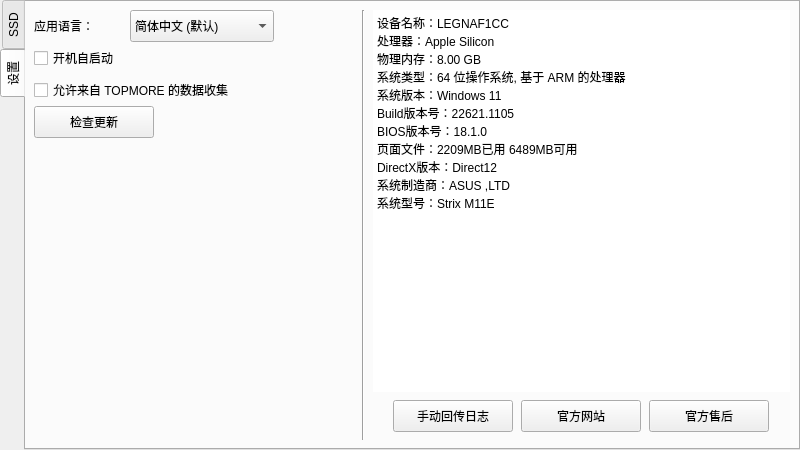
MouriNaruto/TopmoreKitPrototype, file TopmoreKit/TopmoreKitMainWindow.ui: the form before one commit.
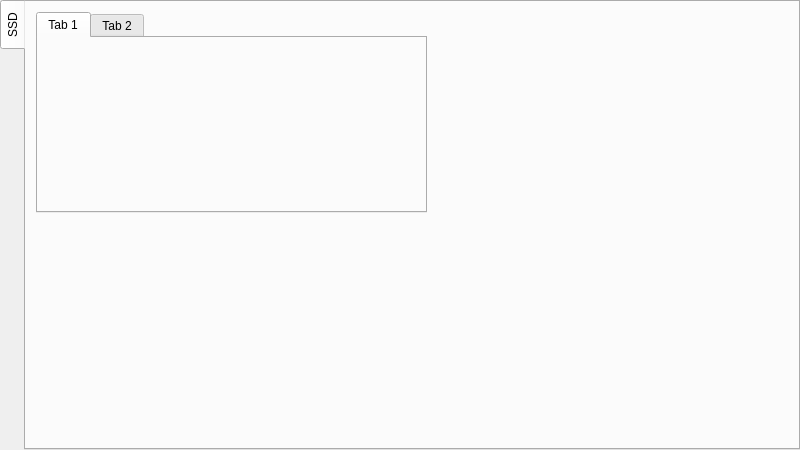
The form after the commit. The open tabs and pages were chosen to show the change.

Commit message: Split the settings tab from main window.

```diff
--- a/TopmoreKit/TopmoreKitMainWindow.ui
+++ b/TopmoreKit/TopmoreKitMainWindow.ui
@@ -48,342 +48,31 @@
        <attribute name="title">
         <string>SSD</string>
        </attribute>
-      </widget>
-      <widget class="QWidget" name="SettingsTab">
-       <attribute name="title">
-        <string>设置</string>
-       </attribute>
-       <layout class="QHBoxLayout" name="horizontalLayout_4">
-        <property name="spacing">
-         <number>8</number>
+       <widget class="QTabWidget" name="tabWidget">
+        <property name="geometry">
+         <rect>
+          <x>10</x>
+          <y>10</y>
+          <width>391</width>
+          <height>201</height>
+         </rect>
         </property>
-        <property name="leftMargin">
-         <number>8</number>
+        <property name="styleSheet">
+         <string notr="true">QTabBar::tab {
+    alignment: left
+}</string>
         </property>
-        <property name="topMargin">
-         <number>8</number>
-        </property>
-        <property name="rightMargin">
-         <number>8</number>
-        </property>
-        <property name="bottomMargin">
-         <number>8</number>
-        </property>
-        <item>
-         <layout class="QVBoxLayout" name="verticalLayout_2">
-          <property name="spacing">
-           <number>0</number>
-          </property>
-          <property name="leftMargin">
-           <number>0</number>
-          </property>
-          <property name="topMargin">
-           <number>0</number>
-          </property>
-          <property name="rightMargin">
-           <number>0</number>
-          </property>
-          <property name="bottomMargin">
-           <number>0</number>
-          </property>
-          <item>
-           <layout class="QHBoxLayout" name="horizontalLayout">
-            <property name="spacing">
-             <number>0</number>
-            </property>
-            <item>
-             <widget class="QLabel" name="label">
-              <property name="minimumSize">
-               <size>
-                <width>96</width>
-                <height>32</height>
-               </size>
-              </property>
-              <property name="maximumSize">
-               <size>
-                <width>96</width>
-                <height>32</height>
-               </size>
-              </property>
-              <property name="text">
-               <string>应用语言：</string>
-              </property>
-             </widget>
-            </item>
-            <item>
-             <widget class="QComboBox" name="comboBox">
-              <property name="minimumSize">
-               <size>
-                <width>144</width>
-                <height>32</height>
-               </size>
-              </property>
-              <property name="maximumSize">
-               <size>
-                <width>144</width>
-                <height>32</height>
-               </size>
-              </property>
-              <item>
-               <property name="text">
-                <string>简体中文 (默认)</string>
-               </property>
-              </item>
-             </widget>
-            </item>
-            <item>
-             <spacer name="horizontalSpacer">
-              <property name="orientation">
-               <enum>Qt::Horizontal</enum>
-              </property>
-              <property name="sizeHint" stdset="0">
-               <size>
-                <width>40</width>
-                <height>20</height>
-               </size>
-              </property>
-             </spacer>
-            </item>
-           </layout>
-          </item>
-          <item>
-           <widget class="QCheckBox" name="checkBox">
-            <property name="minimumSize">
-             <size>
-              <width>240</width>
-              <height>32</height>
-             </size>
-            </property>
-            <property name="maximumSize">
-             <size>
-              <width>240</width>
-              <height>32</height>
-             </size>
-            </property>
-            <property name="text">
-             <string>开机自启动</string>
-            </property>
-           </widget>
-          </item>
-          <item>
-           <widget class="QCheckBox" name="checkBox_2">
-            <property name="minimumSize">
-             <size>
-              <width>320</width>
-              <height>32</height>
-             </size>
-            </property>
-            <property name="maximumSize">
-             <size>
-              <width>320</width>
-              <height>32</height>
-             </size>
-            </property>
-            <property name="text">
-             <string>允许来自 TOPMORE 的数据收集</string>
-            </property>
-           </widget>
-          </item>
-          <item>
-           <layout class="QHBoxLayout" name="horizontalLayout_3">
-            <property name="spacing">
-             <number>0</number>
-            </property>
-            <item>
-             <widget class="QPushButton" name="pushButton">
-              <property name="minimumSize">
-               <size>
-                <width>120</width>
-                <height>32</height>
-               </size>
-              </property>
-              <property name="maximumSize">
-               <size>
-                <width>120</width>
-                <height>32</height>
-               </size>
-              </property>
-              <property name="text">
-               <string>检查更新</string>
-              </property>
-             </widget>
-            </item>
-            <item>
-             <spacer name="horizontalSpacer_2">
-              <property name="orientation">
-               <enum>Qt::Horizontal</enum>
-              </property>
-              <property name="sizeHint" stdset="0">
-               <size>
-                <width>40</width>
-                <height>20</height>
-               </size>
-              </property>
-             </spacer>
-            </item>
-           </layout>
-          </item>
-          <item>
-           <spacer name="verticalSpacer">
-            <property name="orientation">
-             <enum>Qt::Vertical</enum>
-            </property>
-            <property name="sizeHint" stdset="0">
-             <size>
-              <width>20</width>
-              <height>40</height>
-             </size>
-            </property>
-           </spacer>
-          </item>
-         </layout>
-        </item>
-        <item>
-         <widget class="Line" name="line">
-          <property name="orientation">
-           <enum>Qt::Vertical</enum>
-          </property>
-         </widget>
-        </item>
-        <item>
-         <layout class="QVBoxLayout" name="verticalLayout_3">
-          <property name="spacing">
-           <number>0</number>
-          </property>
-          <property name="leftMargin">
-           <number>0</number>
-          </property>
-          <property name="topMargin">
-           <number>0</number>
-          </property>
-          <property name="rightMargin">
-           <number>0</number>
-          </property>
-          <property name="bottomMargin">
-           <number>0</number>
-          </property>
-          <item>
-           <widget class="QPlainTextEdit" name="plainTextEdit">
-            <property name="frameShape">
-             <enum>QFrame::NoFrame</enum>
-            </property>
-            <property name="readOnly">
-             <bool>true</bool>
-            </property>
-            <property name="plainText">
-             <string>设备名称：LEGNAF1CC
-处理器：Apple Silicon
-物理内存：8.00 GB
-系统类型：64 位操作系统, 基于 ARM 的处理器
-系统版本：Windows 11
-Build版本号：22621.1105
-BIOS版本号：18.1.0
-页面文件：2209MB已用 6489MB可用
-DirectX版本：Direct12
-系统制造商：ASUS ,LTD
-系统型号：Strix M11E</string>
-            </property>
-           </widget>
-          </item>
-          <item>
-           <layout class="QHBoxLayout" name="horizontalLayout_2">
-            <property name="spacing">
-             <number>8</number>
-            </property>
-            <property name="topMargin">
-             <number>8</number>
-            </property>
-            <property name="bottomMargin">
-             <number>8</number>
-            </property>
-            <item>
-             <spacer name="horizontalSpacer_3">
-              <property name="orientation">
-               <enum>Qt::Horizontal</enum>
-              </property>
-              <property name="sizeHint" stdset="0">
-               <size>
-                <width>40</width>
-                <height>20</height>
-               </size>
-              </property>
-             </spacer>
-            </item>
-            <item>
-             <widget class="QPushButton" name="pushButton_2">
-              <property name="minimumSize">
-               <size>
-                <width>120</width>
-                <height>32</height>
-               </size>
-              </property>
-              <property name="maximumSize">
-               <size>
-                <width>120</width>
-                <height>32</height>
-               </size>
-              </property>
-              <property name="text">
-               <string>手动回传日志</string>
-              </property>
-             </widget>
-            </item>
-            <item>
-             <widget class="QPushButton" name="pushButton_3">
-              <property name="minimumSize">
-               <size>
-                <width>120</width>
-                <height>32</height>
-               </size>
-              </property>
-              <property name="maximumSize">
-               <size>
-                <width>120</width>
-                <height>32</height>
-               </size>
-              </property>
-              <property name="text">
-               <string>官方网站</string>
-              </property>
-             </widget>
-            </item>
-            <item>
-             <widget class="QPushButton" name="pushButton_4">
-              <property name="minimumSize">
-               <size>
-                <width>120</width>
-                <height>32</height>
-               </size>
-              </property>
-              <property name="maximumSize">
-               <size>
-                <width>120</width>
-                <height>32</height>
-               </size>
-              </property>
-              <property name="text">
-               <string>官方售后</string>
-              </property>
-             </widget>
-            </item>
-            <item>
-             <spacer name="horizontalSpacer_4">
-              <property name="orientation">
-               <enum>Qt::Horizontal</enum>
-              </property>
-              <property name="sizeHint" stdset="0">
-               <size>
-                <width>40</width>
-                <height>20</height>
-               </size>
-              </property>
-             </spacer>
-            </item>
-           </layout>
-          </item>
-         </layout>
-        </item>
-       </layout>
+        <widget class="QWidget" name="tab">
+         <attribute name="title">
+          <string>Tab 1</string>
+         </attribute>
+        </widget>
+        <widget class="QWidget" name="tab_2">
+         <attribute name="title">
+          <string>Tab 2</string>
+         </attribute>
+        </widget>
+       </widget>
       </widget>
      </widget>
     </item>
```
The commit also changes 6 other files.
